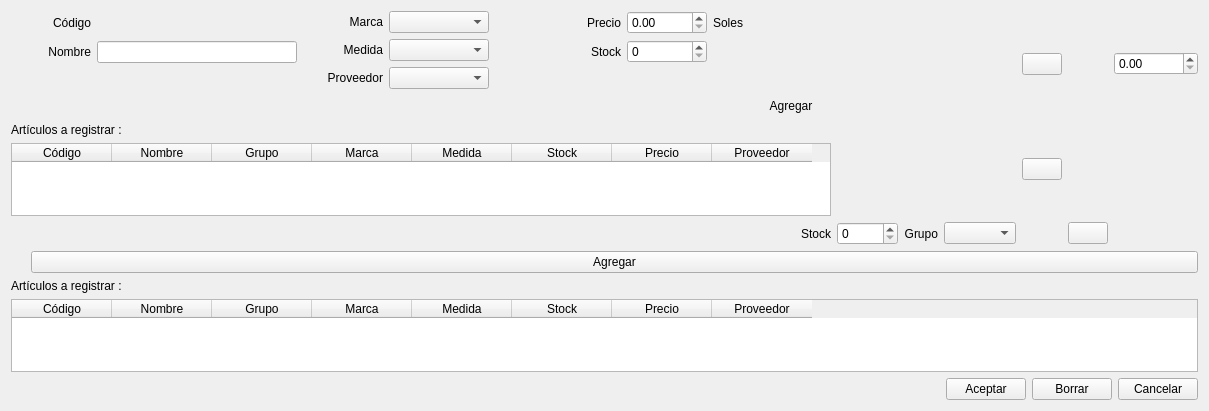
Qt form ManagerM/ui_new_articulo.ui (janfranco27/TheProyect) before a commit.
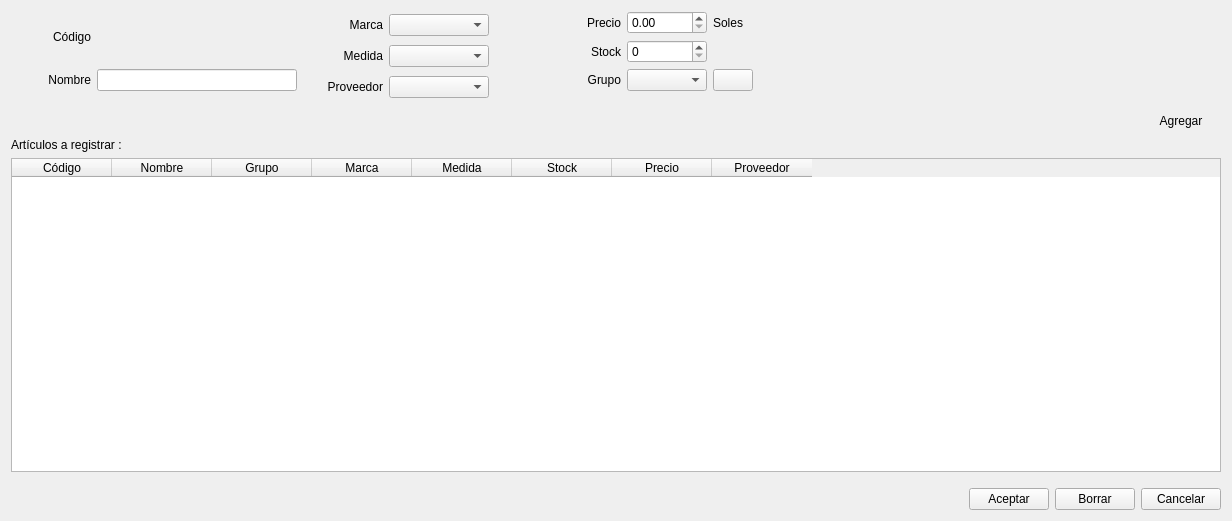
The same form after that commit. Icons and pictures are not drawn.

Patch:
```diff
--- a/ManagerM/ui_new_articulo.ui
+++ b/ManagerM/ui_new_articulo.ui
@@ -9,8 +9,8 @@
    <rect>
     <x>0</x>
     <y>0</y>
-    <width>842</width>
-    <height>411</height>
+    <width>1232</width>
+    <height>521</height>
    </rect>
   </property>
   <property name="font">
@@ -26,6 +26,76 @@
     <normaloff>:/Iconos/Iconos/Tune-Up_Utilities.png</normaloff>:/Iconos/Iconos/Tune-Up_Utilities.png</iconset>
   </property>
   <layout class="QGridLayout" name="gridLayout_9">
+   <item row="2" column="0">
+    <layout class="QHBoxLayout" name="horizontalLayout_2">
+     <item>
+      <spacer name="horizontalSpacer_3">
+       <property name="orientation">
+        <enum>Qt::Vertical</enum>
+       </property>
+       <property name="sizeType">
+        <enum>QSizePolicy::Fixed</enum>
+       </property>
+       <property name="sizeHint" stdset="0">
+        <size>
+         <width>20</width>
+         <height>10</height>
+        </size>
+       </property>
+      </spacer>
+     </item>
+    </layout>
+   </item>
+   <item row="3" column="0">
+    <layout class="QVBoxLayout" name="verticalLayout">
+     <item>
+      <layout class="QHBoxLayout" name="horizontalLayout_3">
+       <item>
+        <spacer name="horizontalSpacer_4">
+         <property name="orientation">
+          <enum>Qt::Horizontal</enum>
+         </property>
+         <property name="sizeHint" stdset="0">
+          <size>
+           <width>40</width>
+           <height>20</height>
+          </size>
+         </property>
+        </spacer>
+       </item>
+       <item>
+        <widget class="QPushButton" name="btn_aceptar">
+         <property name="text">
+          <string>Aceptar</string>
+         </property>
+         <property name="icon">
+          <iconset>
+           <normaloff>:/Iconos/Iconos/aceptar.png</normaloff>:/Iconos/Iconos/aceptar.png</iconset>
+         </property>
+        </widget>
+       </item>
+       <item>
+        <widget class="QPushButton" name="btn_borrar">
+         <property name="text">
+          <string>Borrar</string>
+         </property>
+         <property name="icon">
+          <iconset resource="Icons.qrc">
+           <normaloff>:/Iconos/Iconos/trash.png</normaloff>:/Iconos/Iconos/trash.png</iconset>
+         </property>
+        </widget>
+       </item>
+       <item>
+        <widget class="QPushButton" name="btn_cancelar">
+         <property name="text">
+          <string>Cancelar</string>
+         </property>
+        </widget>
+       </item>
+      </layout>
+     </item>
+    </layout>
+   </item>
    <item row="0" column="0">
     <layout class="QGridLayout" name="gridLayout_8">
      <item row="0" column="0">
@@ -35,7 +105,7 @@
          <property name="orientation">
           <enum>Qt::Horizontal</enum>
          </property>
-         <widget class="QWidget" name="">
+         <widget class="QWidget" name="layoutWidget">
           <layout class="QGridLayout" name="gridLayout_6">
            <item row="0" column="0">
             <layout class="QGridLayout" name="gridLayout_5">
@@ -382,6 +452,26 @@
                  </property>
                 </widget>
                </item>
+               <item row="2" column="0">
+                <widget class="QLabel" name="l_grupo_2">
+                 <property name="text">
+                  <string>Grupo</string>
+                 </property>
+                 <property name="alignment">
+                  <set>Qt::AlignRight|Qt::AlignTrailing|Qt::AlignVCenter</set>
+                 </property>
+                </widget>
+               </item>
+               <item row="2" column="1">
+                <widget class="QComboBox" name="cb_grupo"/>
+               </item>
+               <item row="2" column="2">
+                <widget class="QPushButton" name="btn_add_grupo">
+                 <property name="text">
+                  <string/>
+                 </property>
+                </widget>
+               </item>
               </layout>
              </item>
              <item row="1" column="0">
@@ -471,7 +561,7 @@
          </property>
         </widget>
        </item>
-       <item row="1" column="0">
+       <item row="2" column="0">
         <widget class="QTableWidget" name="tableWidget">
          <property name="minimumSize">
           <size>
@@ -531,209 +621,9 @@
         </widget>
        </item>
       </layout>
-     </item>	
-     <item row="2" column="0">
-      <widget class="QLabel" name="l_stock_2">
-       <property name="text">
-        <string>Stock</string>
-       </property>
-       <property name="alignment">
-        <set>Qt::AlignRight|Qt::AlignTrailing|Qt::AlignVCenter</set>
-       </property>
-      </widget>
      </item>
-     <item row="2" column="4">
-      <widget class="QLabel" name="l_grupo_2">
-       <property name="text">
-        <string>Grupo</string>
-       </property>
-       <property name="alignment">
-        <set>Qt::AlignRight|Qt::AlignTrailing|Qt::AlignVCenter</set>
-       </property>
-      </widget>
-     </item>
-     <item row="2" column="5">
-      <widget class="QComboBox" name="cb_grupo"/>
-     </item>
-     <item row="2" column="1">
-      <widget class="QSpinBox" name="le_stock_2">
-       <property name="maximum">
-        <number>10000</number>
-       </property>
-      </widget>
-     </item>
-     <item row="0" column="10">
-      <widget class="QDoubleSpinBox" name="le_precio_2">
-       <property name="maximum">
-        <double>100000000.000000000000000</double>
-       </property>
-      </widget>
-     </item>
-     <item row="2" column="7">
-      <widget class="QPushButton" name="btn_add_grupo">
-       <property name="text">
-        <string/>
-       </property>
-      </widget>
-     </item>
-     <item row="0" column="6">
-      <widget class="QPushButton" name="btn_add_marca">
-       <property name="text">
-        <string/>
-       </property>
-       <property name="icon">
-        <iconset resource="Icons.qrc">
-         <normaloff>:/Iconos/Iconos/sq_plus.png</normaloff>:/Iconos/Iconos/sq_plus.png</iconset>
-       </property>
-      </widget>
-     </item>
-     <item row="1" column="6">
-      <widget class="QPushButton" name="btn_add_medida">
-       <property name="text">
-        <string/>
-       </property>
-       <property name="icon">
-        <iconset resource="Icons.qrc">
-         <normaloff>:/Iconos/Iconos/sq_plus.png</normaloff>:/Iconos/Iconos/sq_plus.png</iconset>
-       </property>
-      </widget>
-     </item>
     </layout>
    </item>
-   <item row="2" column="0">
-    <layout class="QHBoxLayout" name="horizontalLayout_2">
-     <item>
-      <spacer name="horizontalSpacer_3">
-       <property name="orientation">
-        <enum>Qt::Vertical</enum>
-       </property>
-       <property name="sizeType">
-        <enum>QSizePolicy::Fixed</enum>
-       </property>
-       <property name="sizeHint" stdset="0">
-        <size>
-         <width>20</width>
-         <height>10</height>
-        </size>
-       </property>
-      </spacer>
-     </item>
-     <item>
-      <widget class="QPushButton" name="pushButton_agregar">
-       <property name="text">
-        <string>Agregar</string>
-       </property>
-      </widget>
-     </item>
-    </layout>
-   </item>
-   <item row="4" column="0">
-    <layout class="QVBoxLayout" name="verticalLayout">
-     <item>
-      <widget class="QTableWidget" name="tableWidget">
-       <property name="alternatingRowColors">
-        <bool>true</bool>
-       </property>
-       <property name="selectionBehavior">
-        <enum>QAbstractItemView::SelectRows</enum>
-       </property>
-       <column>
-        <property name="text">
-         <string>Código</string>
-        </property>
-       </column>
-       <column>
-        <property name="text">
-         <string>Nombre</string>
-        </property>
-       </column>
-       <column>
-        <property name="text">
-         <string>Grupo</string>
-        </property>
-       </column>
-       <column>
-        <property name="text">
-         <string>Marca</string>
-        </property>
-       </column>
-       <column>
-        <property name="text">
-         <string>Medida</string>
-        </property>
-       </column>
-       <column>
-        <property name="text">
-         <string>Stock</string>
-        </property>
-       </column>
-       <column>
-        <property name="text">
-         <string>Precio</string>
-        </property>
-       </column>
-       <column>
-        <property name="text">
-         <string>Proveedor</string>
-        </property>
-       </column>
-      </widget>
-     </item>
-     <item>
-      <layout class="QHBoxLayout" name="horizontalLayout_3">
-       <item>
-        <spacer name="horizontalSpacer_4">
-         <property name="orientation">
-          <enum>Qt::Horizontal</enum>
-         </property>
-         <property name="sizeHint" stdset="0">
-          <size>
-           <width>40</width>
-           <height>20</height>
-          </size>
-         </property>
-        </spacer>
-       </item>
-       <item>
-        <widget class="QPushButton" name="btn_aceptar">
-         <property name="text">
-          <string>Aceptar</string>
-         </property>
-         <property name="icon">
-          <iconset>
-           <normaloff>:/Iconos/Iconos/aceptar.png</normaloff>:/Iconos/Iconos/aceptar.png</iconset>
-         </property>
-        </widget>
-       </item>
-       <item>
-        <widget class="QPushButton" name="btn_borrar">
-         <property name="text">
-          <string>Borrar</string>
-         </property>
-         <property name="icon">
-          <iconset resource="Icons.qrc">
-           <normaloff>:/Iconos/Iconos/trash.png</normaloff>:/Iconos/Iconos/trash.png</iconset>
-         </property>
-        </widget>
-       </item>
-       <item>
-        <widget class="QPushButton" name="btn_cancelar">
-         <property name="text">
-          <string>Cancelar</string>
-         </property>
-        </widget>
-       </item>
-      </layout>
-     </item>
-    </layout>
-   </item>
-   <item row="3" column="0">
-    <widget class="QLabel" name="l_resultado_2">
-     <property name="text">
-      <string>Artículos a registrar :</string>
-     </property>
-    </widget>
-   </item>
   </layout>
  </widget>
  <tabstops>
```
